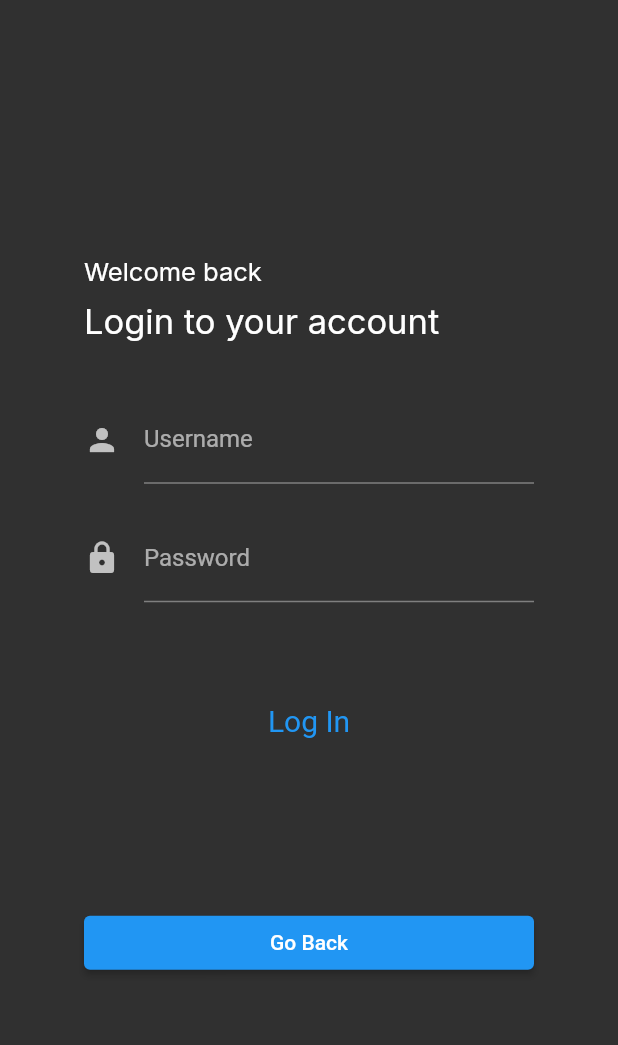
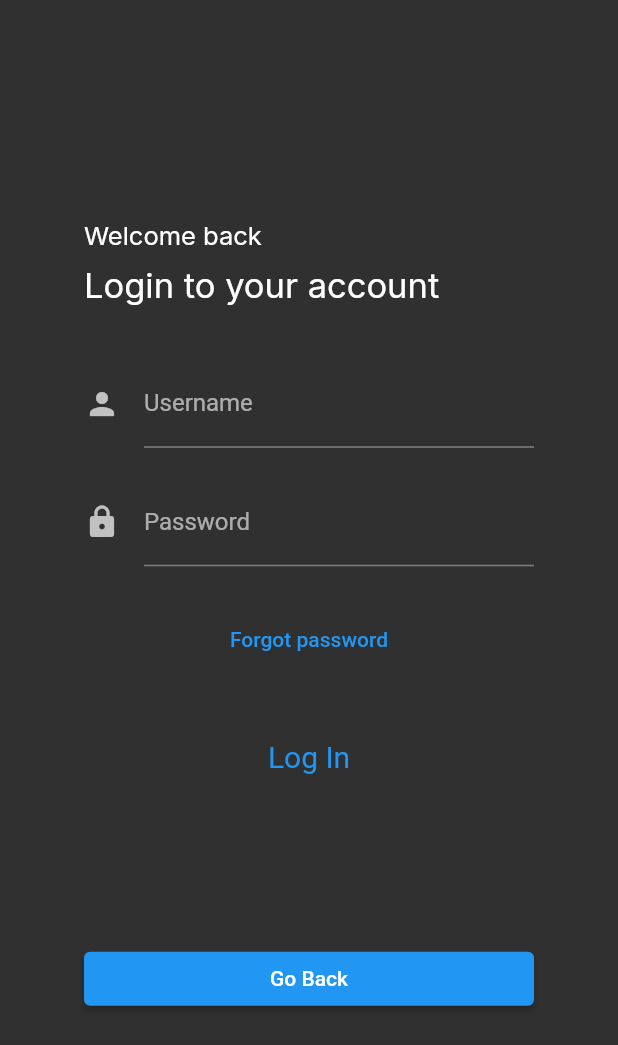
Before and after one commit to TD-Academy/Elf-Hearts-Mobile, a Flutter app: the LogInPage screen opened by its route, on a phone screen of 412 x 824 dp. Shown: the top 1045 px of the screen. Run offline on Flutter 3.47's test engine with Material 2 defaults, Android fonts, the phone set to English and light mode, and no system bars; our stand-ins replace google_fonts.

Commit message:
added forgot password

```diff
--- a/lib/components/logInDevices/logInDesktop.dart
+++ b/lib/components/logInDevices/logInDesktop.dart
@@ -59,6 +59,10 @@ class _LoginDesktopState extends State<LoginDesktop> {
                     ),
                   ),
                   const SizedBox(height: 25),
+                  TextButton(
+                    onPressed: () {},
+                    child: const Text('Forgot password'),
+                  ),
                   const SizedBox(height: 30),
                   TextButton(
                     style: TextButton.styleFrom(
--- a/lib/components/logInDevices/logInMobile.dart
+++ b/lib/components/logInDevices/logInMobile.dart
@@ -54,6 +54,10 @@ class _LoginMobileState extends State<LoginMobile> {
                     ),
                   ),
                   const SizedBox(height: 25),
+                  TextButton(
+                    onPressed: () {},
+                    child: const Text('Forgot password'),
+                  ),
                   const SizedBox(height: 30),
                   TextButton(
                     style: TextButton.styleFrom(
--- a/lib/components/logInDevices/logInTablet.dart
+++ b/lib/components/logInDevices/logInTablet.dart
@@ -54,6 +54,10 @@ class _LoginTabletState extends State<LoginTablet> {
                     ),
                   ),
                   const SizedBox(height: 25),
+                  TextButton(
+                    onPressed: () {},
+                    child: const Text('Forgot password'),
+                  ),
                   const SizedBox(height: 30),
                   TextButton(
                     style: TextButton.styleFrom(
```
